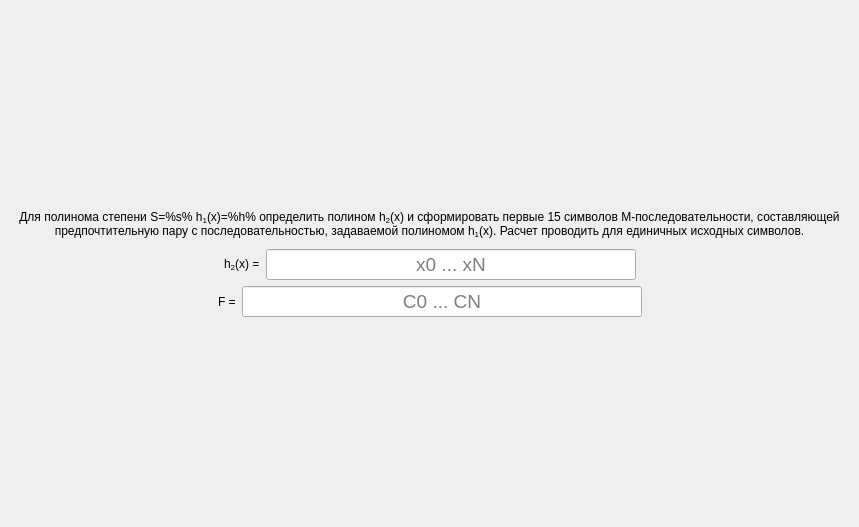
Old version of the form task/screentask5.ui in the repository bukhmastov/fpsp.
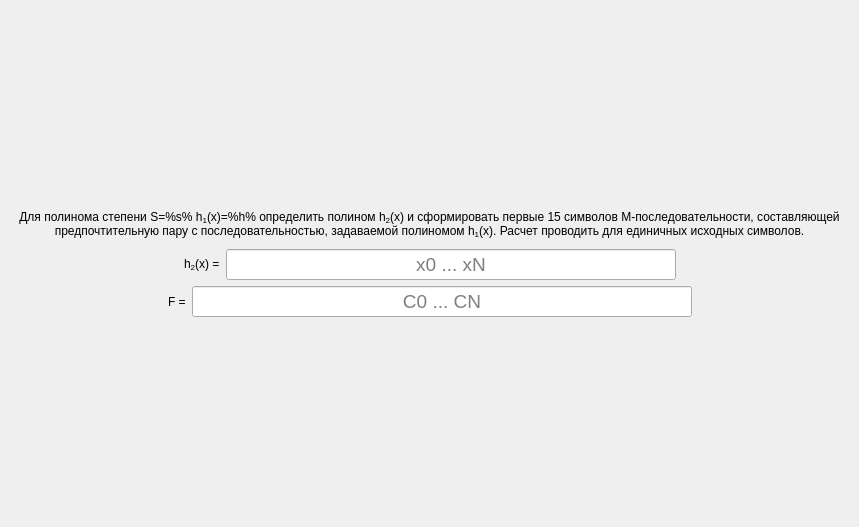
New version of the form.

Diff of the .ui file:
```diff
--- a/task/screentask5.ui
+++ b/task/screentask5.ui
@@ -108,7 +108,7 @@
          </property>
          <property name="minimumSize">
           <size>
-           <width>370</width>
+           <width>450</width>
            <height>0</height>
           </size>
          </property>
@@ -178,7 +178,7 @@
          </property>
          <property name="minimumSize">
           <size>
-           <width>400</width>
+           <width>500</width>
            <height>0</height>
           </size>
          </property>
```
